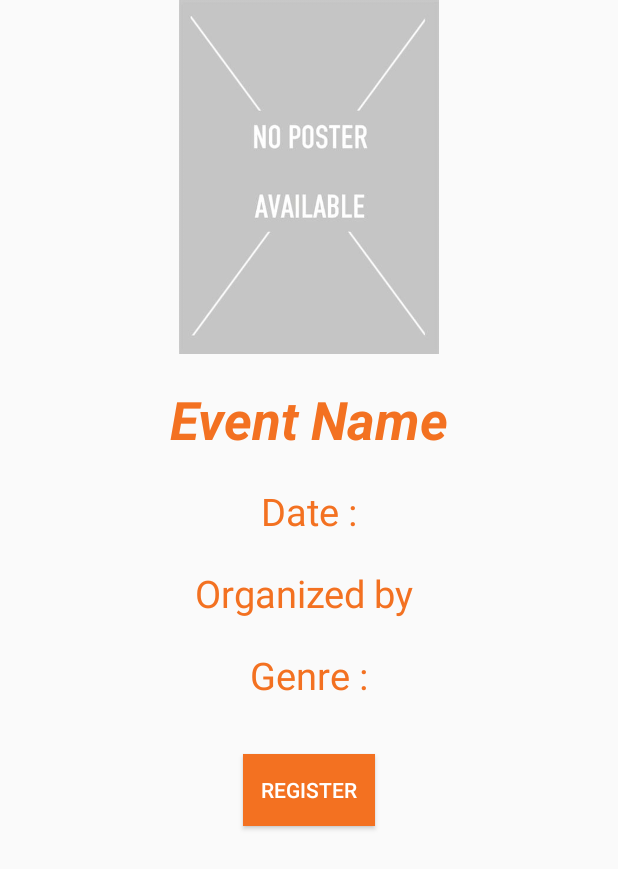
After one commit to Chandravadhana24/E-Events-AAP-Project, an Android app: the layout activity_event_details.xml on its own in the app's theme, with its tools: preview values and no code run, on a phone screen of 412 x 824 dp. The commit adds this screen. Shown: the top 869 px of the screen. Run offline under Robolectric (Android 15) with nearby library versions, the phone set to English and light mode, and no system bars; Roboto replaces fonts that are not available here.

Commit message:
Incomplete Register Activity

```diff
--- /dev/null
+++ b/E-Events-master/E-Events-master/app/src/main/res/layout/activity_event_details.xml
@@ -0,0 +1,65 @@
+<?xml version="1.0" encoding="utf-8"?>
+<LinearLayout xmlns:android="http://schemas.android.com/apk/res/android"
+    xmlns:app="http://schemas.android.com/apk/res-auto"
+    xmlns:tools="http://schemas.android.com/tools"
+    android:layout_width="match_parent"
+    android:layout_height="match_parent"
+    android:gravity="center_horizontal"
+    android:orientation="vertical"
+    tools:context=".eventDetails"
+    android:layout_gravity="center_horizontal">
+
+    <ImageView
+        android:layout_width="match_parent"
+        android:layout_height="236dp"
+        android:scaleType="fitCenter"
+        android:src="@drawable/noposter" />
+
+    <TextView
+        android:id="@+id/eventName"
+        android:layout_width="wrap_content"
+        android:layout_height="wrap_content"
+        android:layout_marginTop="20dp"
+        android:text="Event Name"
+        android:textColor="@color/colorAccent"
+        android:textSize="35sp"
+        android:textStyle="bold|italic"/>
+    <TextView
+        android:layout_width="wrap_content"
+        android:layout_height="wrap_content"
+        android:layout_marginTop="20dp"
+        android:id="@+id/eventDate"
+        android:text="Date :"
+        android:textColor="@color/colorAccent"
+        android:textSize="25sp"/>
+
+    <TextView
+        android:layout_width="wrap_content"
+        android:layout_height="wrap_content"
+        android:layout_marginTop="20dp"
+        android:id="@+id/eventOrganizer"
+        android:text="Organized by "
+        android:textColor="@color/colorAccent"
+        android:textSize="25sp"/>
+
+    <TextView
+        android:layout_width="wrap_content"
+        android:layout_height="wrap_content"
+        android:layout_marginTop="20dp"
+        android:id="@+id/eventGenre"
+        android:text="Genre :"
+        android:textColor="@color/colorAccent"
+        android:textSize="25sp"/>
+
+    <Button
+        android:layout_width="wrap_content"
+        android:layout_height="wrap_content"
+        android:layout_marginTop="35sp"
+        android:text="Register"
+        android:textColor="#FFFFFF"
+        android:id="@+id/reg"
+        android:background="@color/colorAccent"/>
+
+
+
+</LinearLayout>
--- a/E-Events-master/E-Events-master/app/src/main/res/layout/fragment_public__dashboard_.xml
+++ b/E-Events-master/E-Events-master/app/src/main/res/layout/fragment_public__dashboard_.xml
@@ -5,6 +5,9 @@
     android:layout_height="match_parent"
     xmlns:app="http://schemas.android.com/apk/res-auto"
     android:orientation="vertical"
+    android:padding="10dp"
+    tools:context=".Public_Dashboard_Fragment"
+    android:id="@+id/ll">
     android:background="@android:color/holo_orange_dark"
     android:id="@+id/public_dashboard_layout"
     android:padding="5dp"
```
Also changed, not shown: E-Events-master/E-Events-master/app/src/main/AndroidManifest.xml (+6 -5 lines), E-Events-master/E-Events-master/app/src/main/java/com/example/login_at1/Create_Event.java (+4 -3 lines), E-Events-master/E-Events-master/app/src/main/java/com/example/login_at1/Event.java (+12 -2 lines), E-Events-master/E-Events-master/app/src/main/java/com/example/login_at1/MainActivity.java (+6 -1 lines), E-Events-master/E-Events-master/app/src/main/java/com/example/login_at1/Public_Dashboard_Fragment.java (+50 -8 lines), E-Events-master/E-Events-master/app/src/main/java/com/example/login_at1/RecyclerViewAdapter.java (+15 -3 lines), E-Events-master/E-Events-master/app/src/main/java/com/example/login_at1/all_event_frag.java (+12 -1 lines), E-Events-master/E-Events-master/app/src/main/java/com/example/login_at1/eventDetails.java (added, +44 -0 lines), E-Events-master/E-Events-master/app/src/main/java/com/example/login_at1/nav_drawer.java (+8 -0 lines), E-Events-master/E-Events-master/app/src/main/res/layout/card_view_item_layout.xml (+0 -29 lines).
